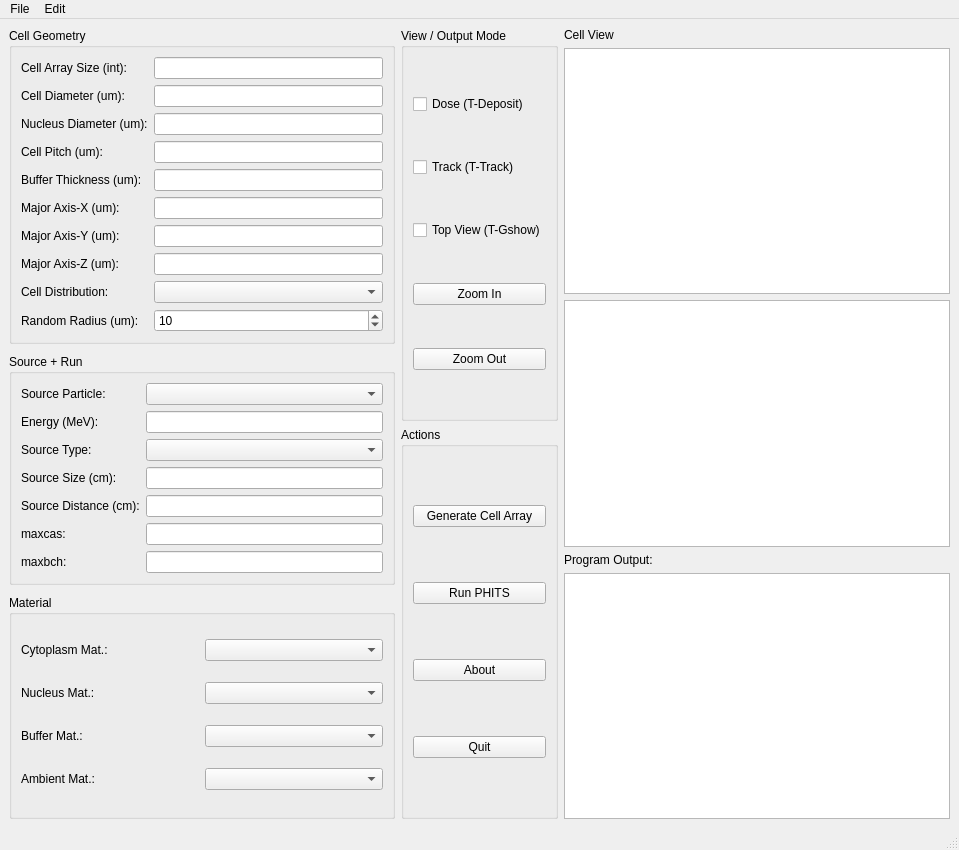
Above: src/cellmaker.ui from msbCyricTohoku/CellMaker before the change. Below: the same form after it.
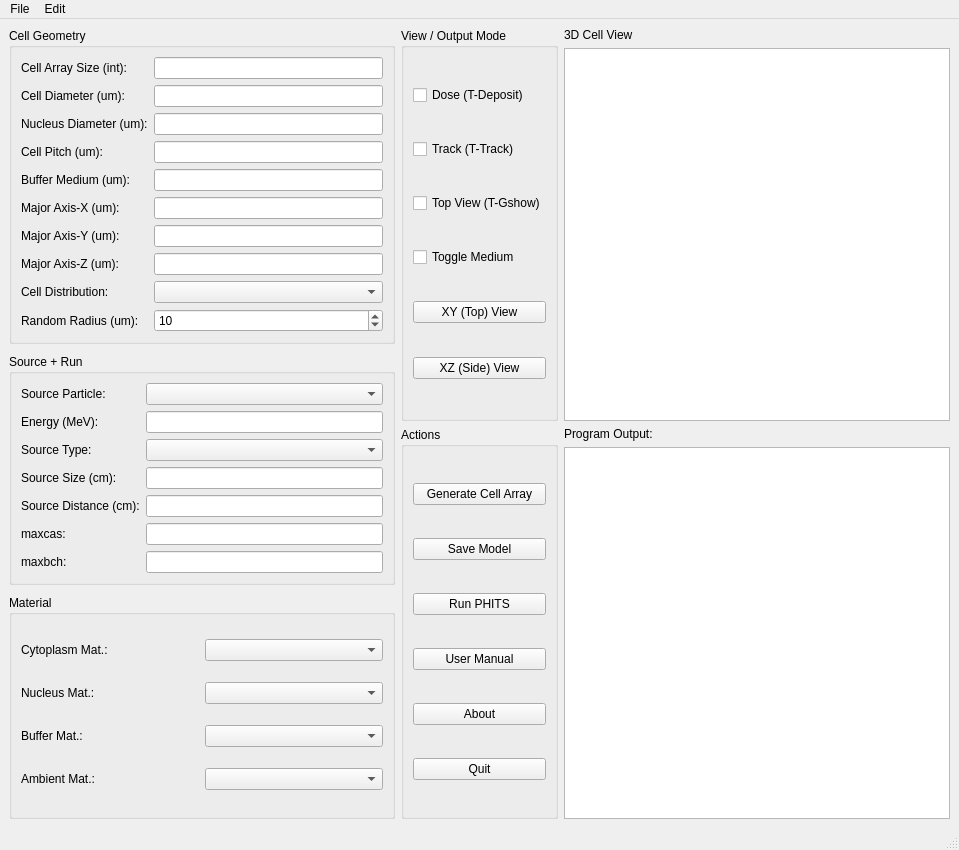
That is the form after the change. Icons and pictures are not drawn.

The edit to the form file:
```diff
--- a/src/cellmaker.ui
+++ b/src/cellmaker.ui
@@ -69,7 +69,7 @@
          <item row="4" column="0">
           <widget class="QLabel" name="label_3">
            <property name="text">
-            <string>Buffer Thickness (um):</string>
+            <string>Buffer Medium (um):</string>
            </property>
           </widget>
          </item>
@@ -274,10 +274,14 @@
          <string>View / Output Mode</string>
         </property>
         <layout class="QGridLayout" name="gridLayout_3">
-         <item row="1" column="0">
-          <widget class="QCheckBox" name="checkBox_2">
+         <item row="5" column="0">
+          <widget class="QPushButton" name="pushButton_6">
            <property name="text">
-            <string>Track (T-Track)</string>
+            <string>XZ (Side) View</string>
+           </property>
+           <property name="icon">
+            <iconset resource="resources.qrc">
+             <normaloff>:/resource/Gnome-zoom-out.svg.png</normaloff>:/resource/Gnome-zoom-out.svg.png</iconset>
            </property>
           </widget>
          </item>
@@ -288,10 +292,10 @@
            </property>
           </widget>
          </item>
-         <item row="3" column="0">
+         <item row="4" column="0">
           <widget class="QPushButton" name="pushButton_5">
            <property name="text">
-            <string>Zoom In</string>
+            <string>XY (Top) View</string>
            </property>
            <property name="icon">
             <iconset resource="resources.qrc">
@@ -299,14 +303,10 @@
            </property>
           </widget>
          </item>
-         <item row="4" column="0">
-          <widget class="QPushButton" name="pushButton_6">
+         <item row="1" column="0">
+          <widget class="QCheckBox" name="checkBox_2">
            <property name="text">
-            <string>Zoom Out</string>
-           </property>
-           <property name="icon">
-            <iconset resource="resources.qrc">
-             <normaloff>:/resource/Gnome-zoom-out.svg.png</normaloff>:/resource/Gnome-zoom-out.svg.png</iconset>
+            <string>Track (T-Track)</string>
            </property>
           </widget>
          </item>
@@ -317,6 +317,13 @@
            </property>
           </widget>
          </item>
+         <item row="3" column="0">
+          <widget class="QCheckBox" name="checkBox_4">
+           <property name="text">
+            <string>Toggle Medium</string>
+           </property>
+          </widget>
+         </item>
         </layout>
        </widget>
       </item>
@@ -337,6 +344,13 @@
            </property>
           </widget>
          </item>
+         <item>
+          <widget class="QPushButton" name="pushButton_7">
+           <property name="text">
+            <string>Save Model</string>
+           </property>
+          </widget>
+         </item>
          <item>
           <widget class="QPushButton" name="pushButton_2">
            <property name="text">
@@ -348,6 +362,13 @@
            </property>
           </widget>
          </item>
+         <item>
+          <widget class="QPushButton" name="pushButton_8">
+           <property name="text">
+            <string>User Manual</string>
+           </property>
+          </widget>
+         </item>
          <item>
           <widget class="QPushButton" name="pushButton_3">
            <property name="text">
@@ -376,14 +397,14 @@
      </layout>
     </item>
     <item row="0" column="2">
-     <layout class="QVBoxLayout" name="verticalLayout" stretch="0,0,0,0,0">
+     <layout class="QVBoxLayout" name="verticalLayout" stretch="0,0,0,0">
       <property name="spacing">
        <number>6</number>
       </property>
       <item>
        <widget class="QLabel" name="label">
         <property name="text">
-         <string>Cell View</string>
+         <string>3D Cell View</string>
         </property>
         <property name="alignment">
          <set>Qt::AlignLeading|Qt::AlignLeft|Qt::AlignVCenter</set>
@@ -393,9 +414,6 @@
       <item>
        <widget class="QGraphicsView" name="graphicsView"/>
       </item>
-      <item>
-       <widget class="QGraphicsView" name="graphicsView_2"/>
-      </item>
       <item>
        <widget class="QLabel" name="label_4">
         <property name="text">
```
Left out of the diff: 2 changed lines with no effect on the pictures.
